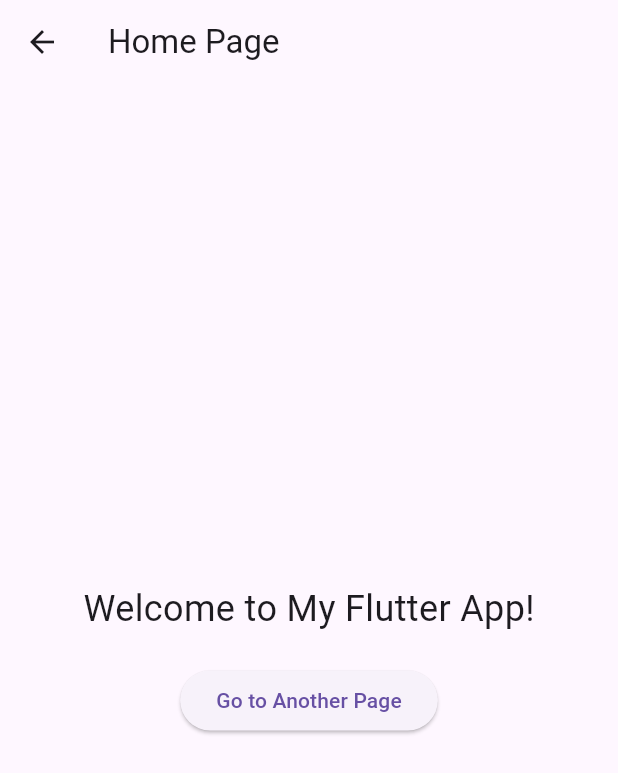
After one commit to butterman28/scicomm, a Flutter app: the HomePage screen opened directly, on a phone screen of 412 x 824 dp. The commit adds this screen. Shown: the top 773 px of the screen. Run offline on Flutter 3.47's test engine with Material 3 defaults, Android fonts, the phone set to English and light mode, and no system bars; our stand-ins replace image_picker, shared_preferences, universal_io; missing offline and left inert: dart:html, image_picker_web; accounts and stored records are empty.

```diff
--- /dev/null
+++ b/lib/home.dart
@@ -0,0 +1,31 @@
+import 'package:flutter/material.dart';
+
+
+class HomePage extends StatelessWidget {
+  @override
+  Widget build(BuildContext context) {
+    return Scaffold(
+      appBar: AppBar(
+        title: Text('Home Page'),
+      ),
+      body: Center(
+        child: Column(
+          mainAxisAlignment: MainAxisAlignment.center,
+          children: <Widget>[
+            Text(
+              'Welcome to My Flutter App!',
+              style: TextStyle(fontSize: 24.0),
+            ),
+            SizedBox(height: 20.0),
+            ElevatedButton(
+              onPressed: () {
+                // Add your navigation logic here
+              },
+              child: Text('Go to Another Page'),
+            ),
+          ],
+        ),
+      ),
+    );
+  }
+}
--- a/lib/main.dart
+++ b/lib/main.dart
@@ -6,7 +6,7 @@ import 'userlogin.dart';
 void main() {
   runApp(
     //MaterialApp(home: RegistrationPage()),
-    MaterialApp(home: LoginScreen()),
+    MaterialApp(home: RegistrationPage()),
   );
 }
 
--- a/pubspec.yaml
+++ b/pubspec.yaml
@@ -40,6 +40,8 @@ dependencies:
   shared_preferences: ^2.2.2
   image_picker: ^1.0.7
   file_picker: ^8.0.0+1
+  universal_io: ^2.2.2
+  image_picker_web: ^3.1.1
 
 dev_dependencies:
   flutter_test:
```
Also changed, not shown: lib/jwt.dart (added, +30 -0 lines), lib/user_reg.dart (+75 -23 lines), lib/userlogin.dart (+55 -31 lines), pubspec.lock.
